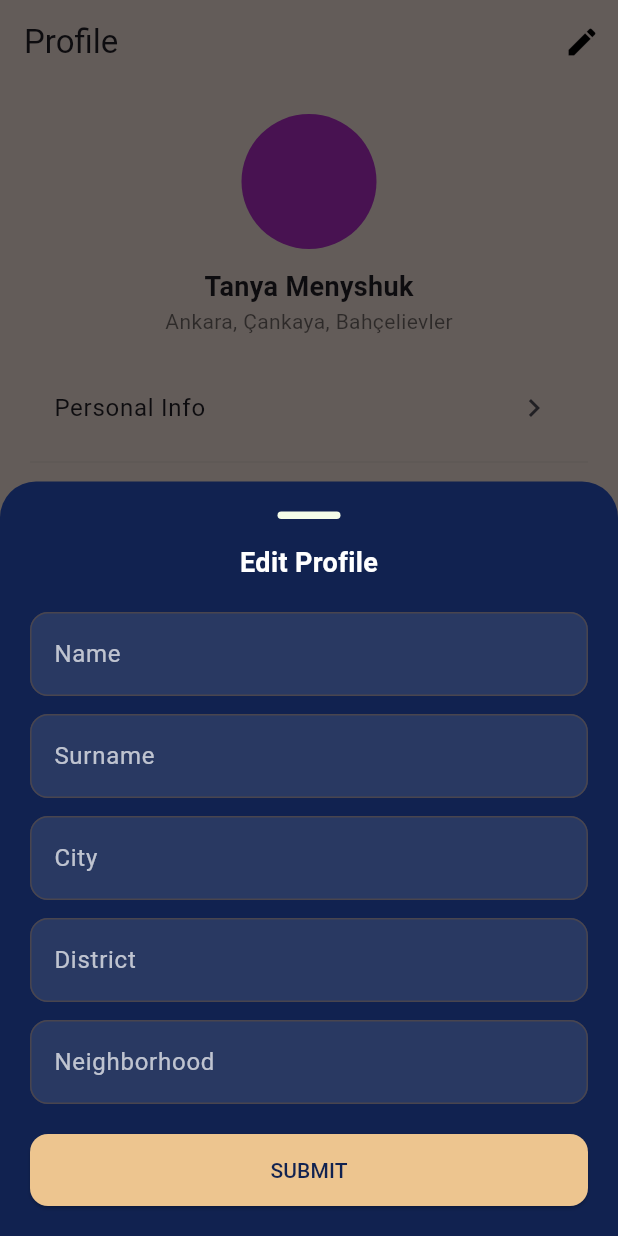
After one commit to gonulgulsen/water_wise, a Flutter app: the MainShell screen opened directly, after a tap on the "edit" icon, on a phone screen of 412 x 824 dp. The commit adds this screen. Run offline on Flutter 3.47's test engine with Material 3 defaults, Android fonts, the phone set to English and light mode, and no system bars; our stand-ins replace cloud_firestore, firebase_auth, firebase_core, fl_chart; accounts and stored records are empty.

Commit message:
created profile page and change password

```diff
--- /dev/null
+++ b/lib/screens/change_password.dart
@@ -0,0 +1,152 @@
+import 'package:flutter/material.dart';
+
+class ChangePassword extends StatefulWidget {
+  const ChangePassword({super.key});
+
+  @override
+  State<ChangePassword> createState() => _ChangePasswordState();
+}
+
+class _ChangePasswordState extends State<ChangePassword> {
+  final _currentPasswordCtrl = TextEditingController();
+  final _newPasswordCtrl = TextEditingController();
+  final _confirmPasswordCtrl = TextEditingController();
+
+  bool _obscureNewPassword = true;
+  bool _obscureConfirmPassword = true;
+
+  @override
+  Widget build(BuildContext context) {
+    return Scaffold(
+      backgroundColor: const Color(0xFFD8C8C2),
+      appBar: AppBar(
+        backgroundColor: const Color(0xFFD8C8C2),
+        elevation: 0,
+        leading: IconButton(
+          icon: const Icon(Icons.arrow_back, color: Colors.black),
+          onPressed: () => Navigator.pop(context),
+        ),
+        title: const Text(
+          "Change Password",
+          style: TextStyle(
+            color: Color(0xFF3C5070),
+            fontWeight: FontWeight.bold,
+          ),
+        ),
+        centerTitle: true,
+      ),
+      body: Padding(
+        padding: const EdgeInsets.all(30),
+        child: Column(
+          crossAxisAlignment: CrossAxisAlignment.start,
+          children: [
+            _buildPasswordField(
+              controller: _currentPasswordCtrl,
+              label: "Current Password",
+              obscureText: true,
+              icon: Icons.lock_outline,
+            ),
+            const SizedBox(height: 35),
+            _buildPasswordField(
+              controller: _newPasswordCtrl,
+              label: "New Password",
+              obscureText: _obscureNewPassword,
+              icon: Icons.lock_outline,
+              suffixIcon: IconButton(
+                icon: Icon(
+                  _obscureNewPassword ? Icons.visibility_off : Icons.visibility,
+                  color: Colors.grey,
+                ),
+                onPressed: () {
+                  setState(() => _obscureNewPassword = !_obscureNewPassword);
+                },
+              ),
+            ),
+            const SizedBox(height: 35),
+            _buildPasswordField(
+              controller: _confirmPasswordCtrl,
+              label: "Confirm New Password",
+              obscureText: _obscureConfirmPassword,
+              icon: Icons.lock_outline,
+              suffixIcon: IconButton(
+                icon: Icon(
+                  _obscureConfirmPassword ? Icons.visibility_off : Icons.visibility,
+                  color: Colors.grey,
+                ),
+                onPressed: () {
+                  setState(() =>
+                  _obscureConfirmPassword = !_obscureConfirmPassword);
+                },
+              ),
+            ),
+            const SizedBox(height: 10),
+            const Align(
+              alignment: Alignment.centerRight,
+              child: Text(
+                "Both Passwords Must Match",
+                style: TextStyle(color: Colors.black26, fontSize: 12),
+              ),
+            ),
+
+            const SizedBox(height: 80),
+            SizedBox(
+              width: double.infinity,
+              child: ElevatedButton(
+                style: ElevatedButton.styleFrom(
+                  backgroundColor: const Color(0xFF3C5070),
+                  foregroundColor: Colors.white,
+                  padding: const EdgeInsets.symmetric(vertical: 14),
+                  shape: RoundedRectangleBorder(
+                    borderRadius: BorderRadius.circular(12),
+                  ),
+                ),
+                onPressed: () {
+                  if (_newPasswordCtrl.text == _confirmPasswordCtrl.text) {
+                    ScaffoldMessenger.of(context).showSnackBar(
+                      const SnackBar(content: Text("Password changed successfully!")),
+                    );
+                    Navigator.pop(context);
+                  } else {
+                    ScaffoldMessenger.of(context).showSnackBar(
+                      const SnackBar(content: Text("Passwords do not match!")),
+                    );
+                  }
+                },
+                child: const Text("Change Password"),
+              ),
+            )
+          ],
+        ),
+      ),
+
+    );
+  }
+
+  Widget _buildPasswordField({
+    required TextEditingController controller,
+    required String label,
+    required bool obscureText,
+    required IconData icon,
+    Widget? suffixIcon,
+  }) {
+    return TextField(
+      controller: controller,
+      obscureText: obscureText,
+      style: const TextStyle(color: Colors.black),
+      decoration: InputDecoration(
+        labelText: label,
+        labelStyle: const TextStyle(color: Colors.black54),
+        prefixIcon: Icon(icon, color: Colors.black54),
+        suffixIcon: suffixIcon,
+        filled: true,
+        fillColor: Colors.transparent,
+        enabledBorder: const UnderlineInputBorder(
+          borderSide: BorderSide(color: Color(0xFF11225050)),
+        ),
+        focusedBorder: const UnderlineInputBorder(
+          borderSide: BorderSide(color: Color(0xFF11225050), width: 2),
+        ),
+      ),
+    );
+  }
+}
--- a/lib/screens/main_shell.dart
+++ b/lib/screens/main_shell.dart
@@ -1,6 +1,8 @@
 import 'package:flutter/material.dart';
+import 'package:water_wise/screens/change_password.dart';
 import 'home_page.dart';
-import 'usage_page.dart'; // 🔹 UsagePage import edildi
+import 'usage_page.dart';
+import 'profile_page.dart';
 
 class MainShell extends StatefulWidget {
   const MainShell({super.key});
@@ -13,10 +15,7 @@ class _MainShellState extends State<MainShell> {
   int _index = 2; // Home default
 
   final _pages = const [
-    Scaffold(
-      backgroundColor: Color(0xFFD8C8C2),
-      body: Center(child: Text("Profile Page")),
-    ),
+    ProfilePage(),
     UsagePage(),
     HomePage(),
     Scaffold(
@@ -27,6 +26,7 @@ class _MainShellState extends State<MainShell> {
       backgroundColor: Color(0xFFD8C8C2),
       body: Center(child: Text("Plant Page")),
     ),
+    ChangePassword(),
   ];
 
   Widget _buildNavItem(int i, IconData icon, String label) {
--- /dev/null
+++ b/lib/screens/profile_page.dart
@@ -0,0 +1,218 @@
+import 'package:flutter/material.dart';
+
+import 'change_password.dart';
+
+class ProfilePage extends StatefulWidget {
+  const ProfilePage({super.key});
+
+  @override
+  State<ProfilePage> createState() => _ProfilePageState();
+}
+
+class _ProfilePageState extends State<ProfilePage> {
+  bool pushNotifications = true;
+
+  void _openEditProfileSheet() {
+    showModalBottomSheet(
+      context: context,
+      isScrollControlled: true,
+      backgroundColor: const Color(0xFF112250),
+      shape: const RoundedRectangleBorder(
+        borderRadius: BorderRadius.vertical(top: Radius.circular(24)),
+      ),
+      builder: (ctx) {
+        final bottomInset = MediaQuery.of(ctx).viewInsets.bottom;
+        return Padding(
+          padding: EdgeInsets.only(
+            bottom: bottomInset,
+            left: 20,
+            right: 20,
+            top: 20,
+          ),
+          child: Column(
+            mainAxisSize: MainAxisSize.min,
+            children: [
+              Container(
+                width: 42,
+                height: 5,
+                margin: const EdgeInsets.only(bottom: 16),
+                decoration: BoxDecoration(
+                  color: const Color(0xFFF5FDE8),
+                  borderRadius: BorderRadius.circular(8),
+                ),
+              ),
+              const Text(
+                "Edit Profile",
+                style: TextStyle(
+                  color: Colors.white,
+                  fontSize: 18,
+                  fontWeight: FontWeight.bold,
+                ),
+              ),
+              const SizedBox(height: 20),
+              TextField(
+                decoration: _inputDecoration("Name"),
+                style: const TextStyle(color: Colors.white),
+              ),
+              const SizedBox(height: 12),
+              TextField(
+                decoration: _inputDecoration("Surname"),
+                style: const TextStyle(color: Colors.white),
+              ),
+              const SizedBox(height: 12),
+              TextField(
+                decoration: _inputDecoration("City"),
+                style: const TextStyle(color: Colors.white),
+              ),
+              const SizedBox(height: 12),
+              TextField(
+                decoration: _inputDecoration("District"),
+                style: const TextStyle(color: Colors.white),
+              ),
+              const SizedBox(height: 12),
+              TextField(
+                decoration: _inputDecoration("Neighborhood"),
+                style: const TextStyle(color: Colors.white),
+              ),
+              const SizedBox(height: 20),
+              SizedBox(
+                width: double.infinity,
+                child: ElevatedButton(
+                  style: ElevatedButton.styleFrom(
+                    backgroundColor: const Color(0xFFEDC58F),
+                    foregroundColor: const Color(0xFF112250),
+                    padding: const EdgeInsets.symmetric(vertical: 14),
+                    shape: RoundedRectangleBorder(
+                      borderRadius: BorderRadius.circular(12),
+                    ),
+                  ),
+                  onPressed: () {
+                    Navigator.pop(ctx);
+                    ScaffoldMessenger.of(context).showSnackBar(
+                      const SnackBar(content: Text("Profile updated")),
+                    );
+                  },
+                  child: const Text("SUBMIT"),
+                ),
+              ),
+              const SizedBox(height: 20),
+            ],
+          ),
+        );
+      },
+    );
+  }
+
+  static InputDecoration _inputDecoration(String label) {
+    return InputDecoration(
+      labelText: label,
+      labelStyle: const TextStyle(color: Colors.white70),
+      filled: true,
+      fillColor: Colors.white10,
+      border: OutlineInputBorder(
+        borderRadius: BorderRadius.circular(12),
+        borderSide: const BorderSide(color: Colors.white30),
+      ),
+    );
+  }
+
+  @override
+  Widget build(BuildContext context) {
+    return Scaffold(
+      backgroundColor: const Color(0xFFD8C8C2),
+      appBar: AppBar(
+        backgroundColor: const Color(0xFFD8C8C2),
+        elevation: 0,
+        title: const Text("Profile"),
+        actions: [
+          IconButton(
+            icon: const Icon(Icons.edit, color: Colors.black),
+            onPressed: _openEditProfileSheet,
+          )
+        ],
+      ),
+      body: ListView(
+        padding: const EdgeInsets.all(20),
+        children: [
+          Column(
+            children: [
+              const CircleAvatar(
+                radius: 45,
+                backgroundColor: Colors.purple,
+              ),
+              const SizedBox(height: 12),
+              const Text(
+                "Tanya Menyshuk",
+                style: TextStyle(
+                  fontWeight: FontWeight.bold,
+                  fontSize: 18,
+                ),
+              ),
+              const Text(
+                "Ankara, Çankaya, Bahçelievler",
+                style: TextStyle(color: Colors.black54),
+              ),
+            ],
+          ),
+          const SizedBox(height: 20),
+
+          _buildListTile("Personal Info"),
+          const Divider(color: Color(0xFF11225050)),
+
+          _buildListTile(
+            "Change Password",
+            onTap: () {
+              Navigator.push(
+                context,
+                MaterialPageRoute(builder: (_) => const ChangePassword()),
+              );
+            },
+          ),
+
+          const Divider(color: Color(0xFF11225050)),
+
+          _buildListTile("Language", trailing: const Text("English")),
+          const Divider(color: Color(0xFF11225050)),
+
+          Theme(
+            data: Theme.of(context).copyWith(
+              splashColor: const Color(0xFFF5FDE8),
+              highlightColor: const Color(0xFFF5FDE8),
+            ),
+            child: SwitchListTile(
+              title: const Text("Push Notifications"),
+              value: pushNotifications,
+              onChanged: (val) {
+                setState(() => pushNotifications = val);
+              },
+            ),
+          ),
+          const Divider(color: Color(0xFF11225050)),
+
+          const SizedBox(height: 10),
+          ListTile(
+            leading: const Icon(Icons.delete, color: Colors.red),
+            title: const Text(
+              "Delete Account",
+              style: TextStyle(color: Colors.red),
+            ),
+            onTap: () {},
+          ),
+        ],
+      ),
+    );
+  }
+
+  Widget _buildListTile(
+      String title, {
+        Widget? trailing,
+        VoidCallback? onTap,
+      }) {
+    return ListTile(
+      title: Text(title),
+      trailing: trailing ?? const Icon(Icons.chevron_right),
+      onTap: onTap, // dışarıdan gelen fonksiyon
+    );
+  }
+
+}
```
